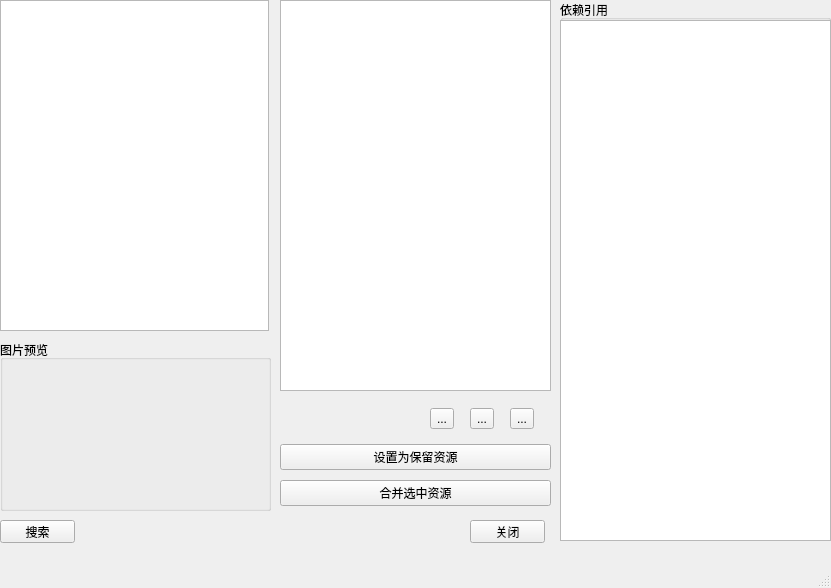
The window that gui/mainGUI.ui (mon6912640/FguiResTool) describes before a commit, drawn with Qt 5.
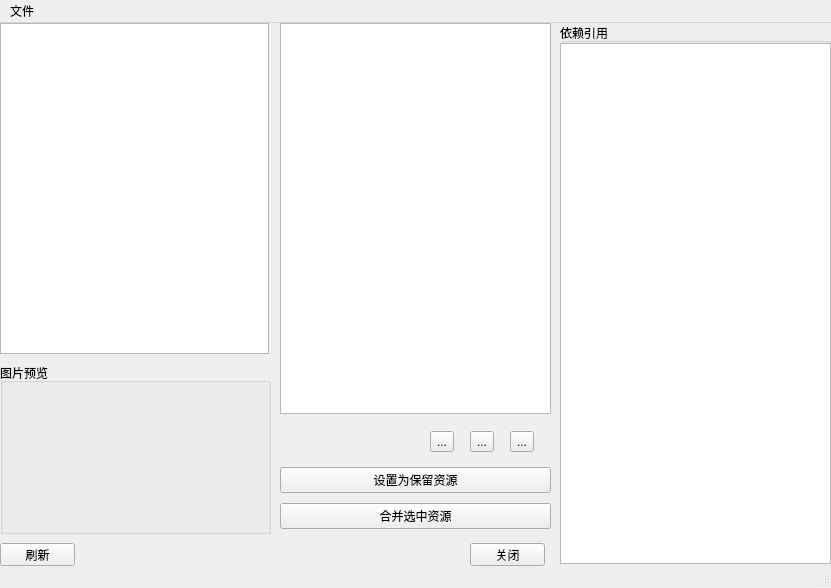
The same window after the commit. Icons and pictures are not drawn.

```diff
--- a/gui/mainGUI.ui
+++ b/gui/mainGUI.ui
@@ -28,7 +28,7 @@
      </rect>
     </property>
     <property name="text">
-     <string>搜索</string>
+     <string>刷新</string>
     </property>
    </widget>
    <widget class="QListView" name="listShow">
@@ -233,6 +233,19 @@
      <height>23</height>
     </rect>
    </property>
+   <widget class="QMenu" name="menu">
+    <property name="title">
+     <string>文件</string>
+    </property>
+    <widget class="QMenu" name="menuRecent">
+     <property name="title">
+      <string>最近打开过</string>
+     </property>
+    </widget>
+    <addaction name="actOpen"/>
+    <addaction name="menuRecent"/>
+   </widget>
+   <addaction name="menu"/>
   </widget>
   <widget class="QStatusBar" name="statusbar"/>
  </widget>
```
Left out of the diff: 25 changed lines with no effect on the pictures.
